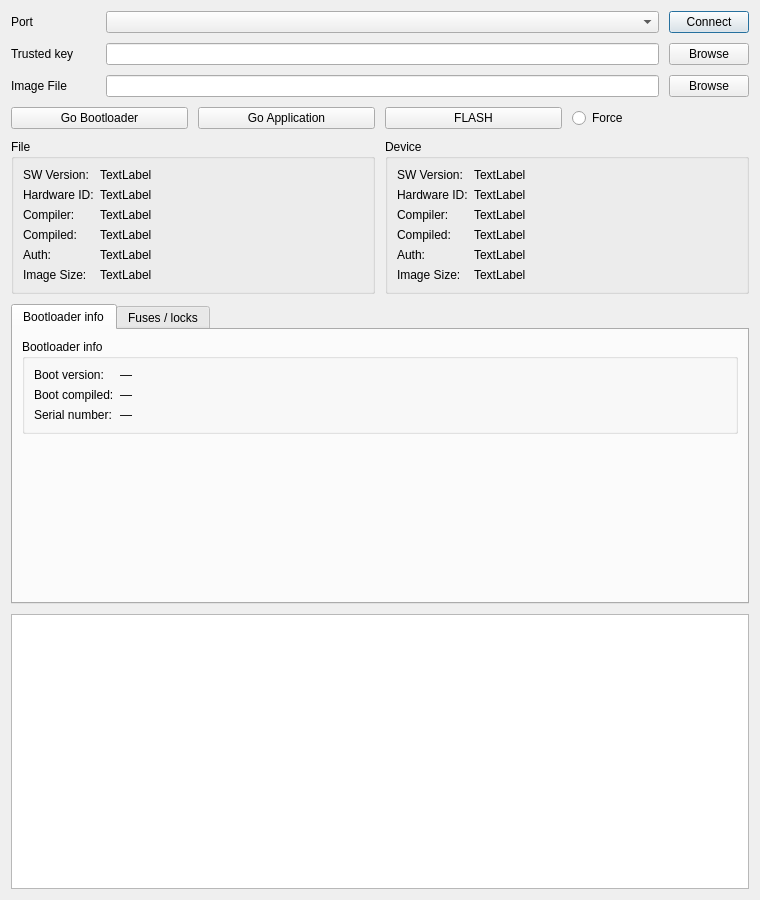
Before: the Qt Designer form Tools/Flasher/Flasher_GUI.ui in erdemefe90/avr-secure-bootloader, drawn with Qt 5.
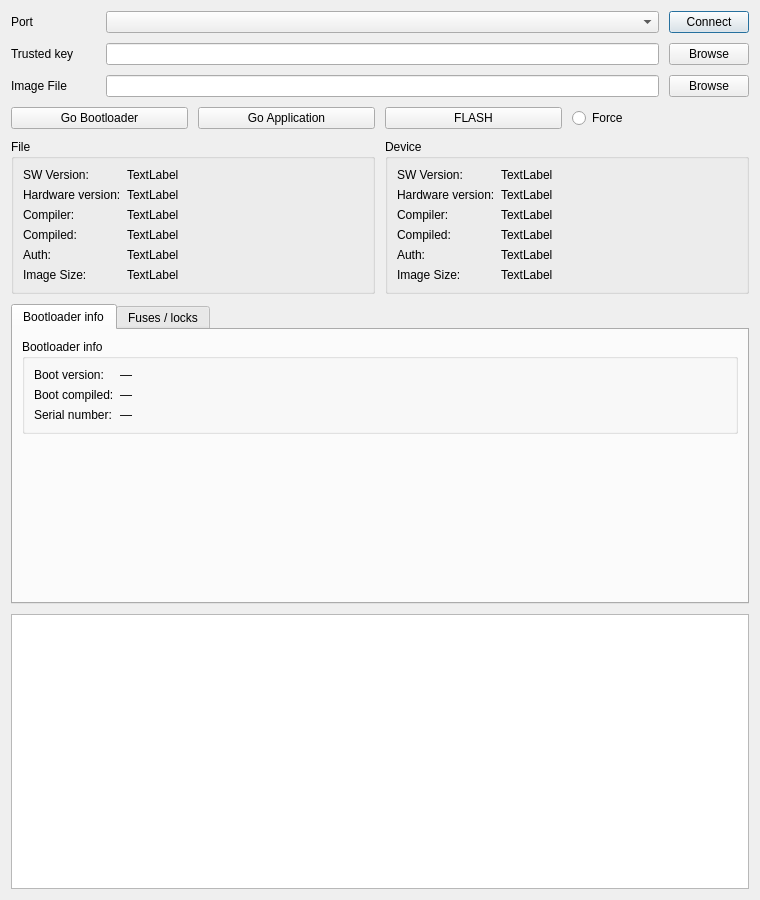
After: the same form once the commit is applied. Icons and pictures are not drawn.

Commit message:
Refactor AVR image format to version 4 with hardware versioning
- Updated image format to version 4, changing magic bytes from "AVR3" to "AVR4".
- Introduced separate fields for hardware major and minor versions in the image header.
- Modified related functions and classes to accommodate the new header structure.
- Updated flasher client and GUI to handle hardware version warnings during flashing.
- Enhanced tests to validate hardware version handling and ensure backward compatibility.
- Adjusted serial communication tests to reflect changes in header size and content.

Diff of the .ui file:
```diff
--- a/Tools/Flasher/Flasher_GUI.ui
+++ b/Tools/Flasher/Flasher_GUI.ui
@@ -176,7 +176,7 @@
         <item row="1" column="0">
          <widget class="QLabel" name="label_18">
           <property name="text">
-           <string>Hardware ID:</string>
+           <string>Hardware version:</string>
           </property>
          </widget>
         </item>
@@ -287,7 +287,7 @@
         <item row="1" column="0">
          <widget class="QLabel" name="label_6">
           <property name="text">
-           <string>Hardware ID:</string>
+           <string>Hardware version:</string>
           </property>
          </widget>
         </item>
```
The commit also changes 21 other files.
